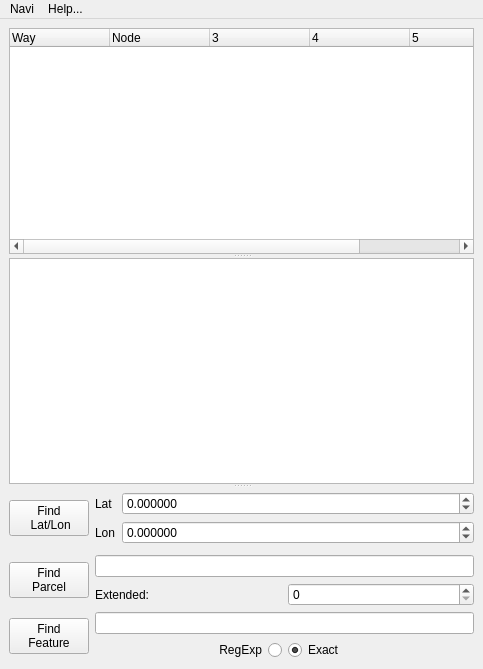
This is ui/nvroute.ui in berndhs/navi as Qt 5 draws it before an edit. The edited form follows.
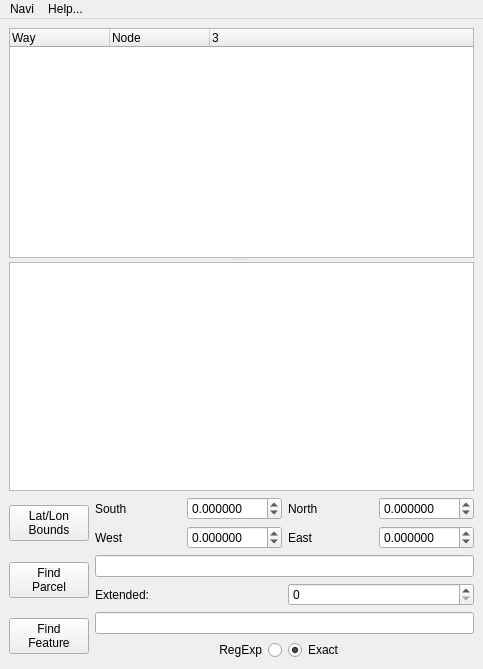
This is the edited form. Icons and pictures are not drawn.

Commit message: find by name and bounding box

Diff of the .ui file:
```diff
--- a/ui/nvroute.ui
+++ b/ui/nvroute.ui
@@ -18,7 +18,7 @@
     <normaloff>:/navi.png</normaloff>:/navi.png</iconset>
   </property>
   <widget class="QWidget" name="centralwidget">
-   <layout class="QGridLayout" name="gridLayout_5">
+   <layout class="QGridLayout" name="gridLayout_4">
     <item row="0" column="0">
      <widget class="QSplitter" name="splitter">
       <property name="orientation">
@@ -26,7 +26,7 @@
       </property>
       <widget class="QTreeWidget" name="featureDisplay">
        <property name="columnCount">
-        <number>6</number>
+        <number>3</number>
        </property>
        <column>
         <property name="text">
@@ -40,58 +40,38 @@
        </column>
        <column>
         <property name="text">
-         <string/>
-        </property>
-       </column>
-       <column>
-        <property name="text">
-         <string/>
-        </property>
-       </column>
-       <column>
-        <property name="text">
-         <string/>
-        </property>
-       </column>
-       <column>
-        <property name="text">
-         <string notr="true">6</string>
+         <string notr="true">3</string>
         </property>
        </column>
       </widget>
       <widget class="QTextBrowser" name="logDisplay"/>
-      <widget class="QWidget" name="layoutWidget">
-       <layout class="QGridLayout" name="gridLayout_4">
-        <item row="0" column="0">
-         <widget class="QPushButton" name="findButton">
-          <property name="sizePolicy">
-           <sizepolicy hsizetype="Fixed" vsizetype="Fixed">
-            <horstretch>0</horstretch>
-            <verstretch>0</verstretch>
-           </sizepolicy>
-          </property>
-          <property name="text">
-           <string>Find
- Lat/Lon</string>
-          </property>
-         </widget>
-        </item>
-        <item row="0" column="1">
+     </widget>
+    </item>
+    <item row="1" column="0">
          <layout class="QGridLayout" name="gridLayout">
           <item row="0" column="0" rowspan="2">
-           <layout class="QFormLayout" name="formLayout">
-            <property name="fieldGrowthPolicy">
-             <enum>QFormLayout::AllNonFixedFieldsGrow</enum>
-            </property>
-            <item row="0" column="0">
+       <widget class="QPushButton" name="latlonButton">
+        <property name="sizePolicy">
+         <sizepolicy hsizetype="Fixed" vsizetype="Fixed">
+          <horstretch>0</horstretch>
+          <verstretch>0</verstretch>
+         </sizepolicy>
+        </property>
+        <property name="text">
+         <string>Lat/Lon
+Bounds</string>
+        </property>
+       </widget>
+      </item>
+      <item row="0" column="1">
              <widget class="QLabel" name="latLabel">
               <property name="text">
-               <string>Lat</string>
+         <string>South</string>
               </property>
              </widget>
             </item>
-            <item row="0" column="1">
-             <widget class="QDoubleSpinBox" name="latValue">
+      <item row="0" column="2">
+       <widget class="QDoubleSpinBox" name="southValue">
               <property name="decimals">
                <number>6</number>
               </property>
@@ -106,15 +86,38 @@
               </property>
              </widget>
             </item>
-            <item row="1" column="0">
+      <item row="0" column="3">
+       <widget class="QLabel" name="latNorth">
+        <property name="text">
+         <string>North</string>
+        </property>
+       </widget>
+      </item>
+      <item row="0" column="4">
+       <widget class="QDoubleSpinBox" name="northValue">
+        <property name="decimals">
+         <number>6</number>
+        </property>
+        <property name="minimum">
+         <double>-90.000000000000000</double>
+        </property>
+        <property name="maximum">
+         <double>90.000000000000000</double>
+        </property>
+        <property name="singleStep">
+         <double>0.001000000000000</double>
+        </property>
+       </widget>
+      </item>
+      <item row="1" column="1">
              <widget class="QLabel" name="lonLabel">
               <property name="text">
-               <string>Lon</string>
+         <string>West</string>
               </property>
              </widget>
             </item>
-            <item row="1" column="1">
-             <widget class="QDoubleSpinBox" name="lonValue">
+      <item row="1" column="2">
+       <widget class="QDoubleSpinBox" name="westValue">
               <property name="decimals">
                <number>6</number>
               </property>
@@ -129,15 +132,32 @@
               </property>
              </widget>
             </item>
-           </layout>
-          </item>
-         </layout>
-        </item>
-       </layout>
-      </widget>
-     </widget>
+      <item row="1" column="3">
+       <widget class="QLabel" name="lonLabel_2">
+        <property name="text">
+         <string>East</string>
+        </property>
+       </widget>
+      </item>
+      <item row="1" column="4">
+       <widget class="QDoubleSpinBox" name="eastValue">
+        <property name="decimals">
+         <number>6</number>
+        </property>
+        <property name="minimum">
+         <double>-180.000000000000000</double>
+        </property>
+        <property name="maximum">
+         <double>180.000000000000000</double>
+        </property>
+        <property name="singleStep">
+         <double>0.001000000000000</double>
+        </property>
+       </widget>
+      </item>
+     </layout>
     </item>
-    <item row="1" column="0">
+    <item row="2" column="0">
      <layout class="QGridLayout" name="gridLayout_2">
       <item row="0" column="0" rowspan="2">
        <widget class="QPushButton" name="parcelButton">
@@ -172,7 +192,7 @@
       </item>
      </layout>
     </item>
-    <item row="2" column="0">
+    <item row="3" column="0">
      <layout class="QGridLayout" name="gridLayout_3">
       <item row="0" column="0" rowspan="2">
        <widget class="QPushButton" name="featureButton">
```
Lines whose indentation alone changed are shown as unchanged. The commit also changes 4 other files.
